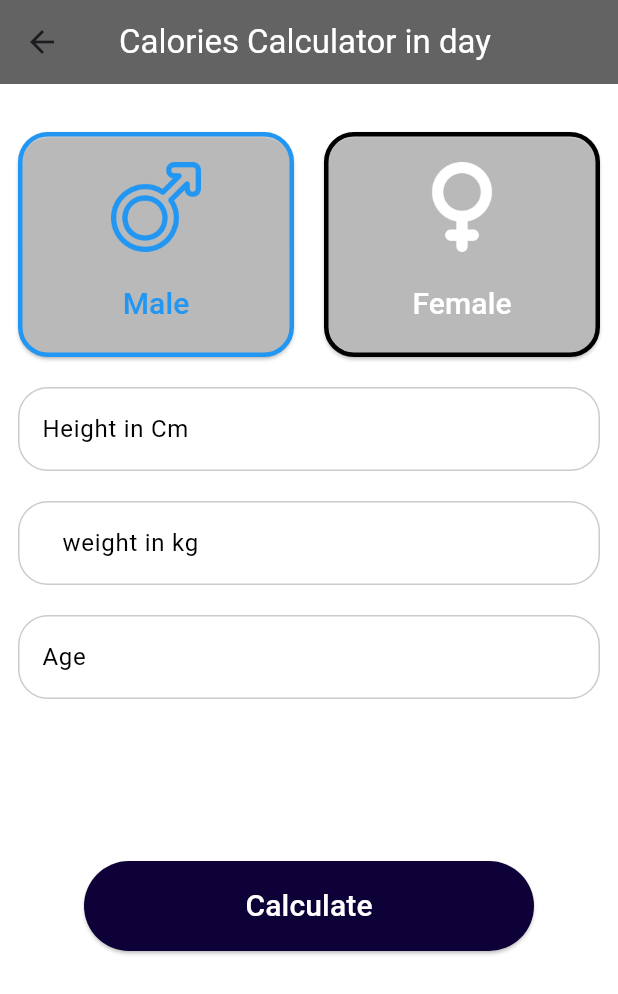
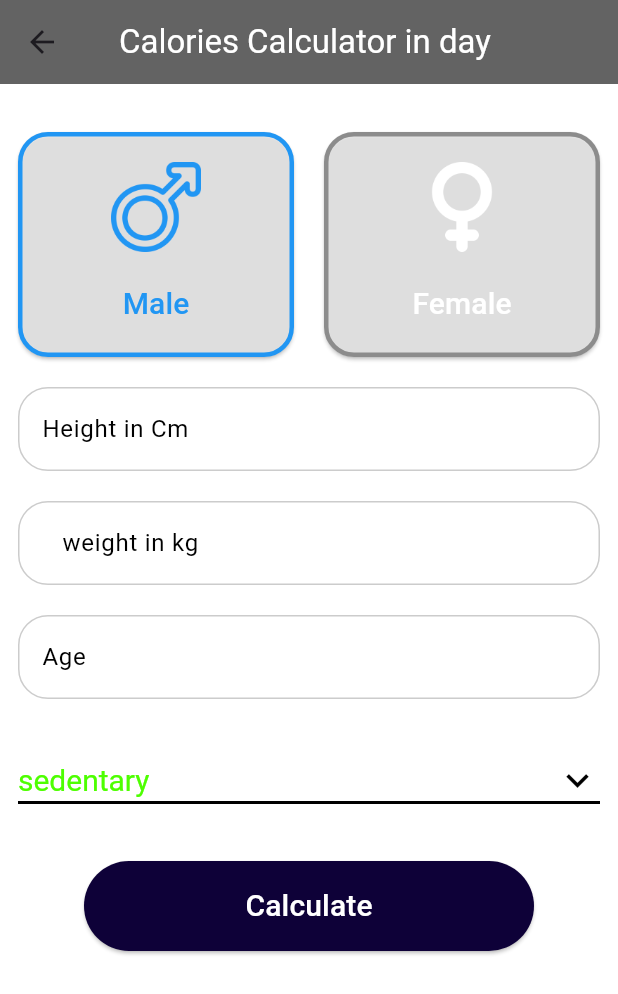
Before and after one commit to Amr-3li/Linkify-Social-Media-App, a Flutter app: the CaloriesCalculatorPage screen opened directly, on a phone screen of 412 x 824 dp. Shown: the top 994 px of the screen. Run offline on Flutter 3.47's test engine with Material 3 defaults, Android fonts, the phone set to English and light mode, and no system bars; our stand-ins replace animated_splash_screen, bloc, cached_network_image, cloud_firestore, device_preview, dio and 5 more; accounts and stored records are empty.

Commit message:
edit in calculators pages

```diff
--- a/lib/Features/calculators/presentation/model_view/calories_calculator_page.dart
+++ b/lib/Features/calculators/presentation/view/calories_calculator_page.dart
@@ -127,7 +127,7 @@ class _CaloriesCalculatorPageState extends State<CaloriesCalculatorPage> {
 
   DropdownButton<double> activityStat() {
     return DropdownButton(
-      iconEnabledColor: Colors.white,
+      iconEnabledColor: const Color.fromARGB(255, 0, 0, 0),
       value: dropDownValue,
       onChanged: (value) {
         dropDownValue = value as double;
@@ -136,44 +136,53 @@ class _CaloriesCalculatorPageState extends State<CaloriesCalculatorPage> {
       borderRadius: BorderRadius.circular(20),
       dropdownColor: const Color.fromARGB(255, 69, 68, 68),
       isExpanded: true,
-      underline: const SizedBox(),
+      underline: Container(
+        height: 2,
+        color: const Color.fromARGB(255, 0, 0, 0),
+      ),
       iconSize: 30,
       icon: const Icon(Icons.keyboard_arrow_down),
-      style: const TextStyle(color: Colors.white),
+      style: const TextStyle(color: Color.fromARGB(255, 0, 0, 0)),
+      alignment: AlignmentDirectional.center,
       items: const [
         DropdownMenuItem(
           value: 1.25,
           child: Text(
             "sedentary",
-            style: TextStyle(color: Colors.white, fontSize: 20),
+            style:
+                TextStyle(color: Color.fromARGB(255, 77, 255, 0), fontSize: 20),
           ),
         ),
         DropdownMenuItem(
           value: 1.375,
           child: Text(
             "light",
-            style: TextStyle(color: Colors.white, fontSize: 20),
+            style: TextStyle(
+                color: Color.fromARGB(255, 242, 255, 0), fontSize: 20),
           ),
         ),
         DropdownMenuItem(
           value: 1.550,
           child: Text(
             "medium",
-            style: TextStyle(color: Colors.white, fontSize: 20),
+            style: TextStyle(
+                color: Color.fromARGB(255, 255, 200, 0), fontSize: 20),
           ),
         ),
         DropdownMenuItem(
           value: 1.725,
           child: Text(
             "heavy",
-            style: TextStyle(color: Colors.white, fontSize: 20),
+            style: TextStyle(
+                color: Color.fromARGB(255, 255, 149, 0), fontSize: 20),
           ),
         ),
         DropdownMenuItem(
           value: 1.9,
           child: Text(
             "very heavy",
-            style: TextStyle(color: Colors.white, fontSize: 20),
+            style:
+                TextStyle(color: Color.fromARGB(255, 255, 0, 0), fontSize: 20),
           ),
         ),
       ],
@@ -237,14 +246,14 @@ class _CaloriesCalculatorPageState extends State<CaloriesCalculatorPage> {
             chagngeIndex(index);
           },
           style: ElevatedButton.styleFrom(
-            backgroundColor: Colors.transparent,
+            backgroundColor: const Color.fromARGB(180, 237, 237, 237),
             shape: RoundedRectangleBorder(
                 borderRadius: BorderRadius.circular(20.0),
                 side: BorderSide(
                     width: 3,
                     color: currentIndex == index
                         ? color
-                        : const Color.fromARGB(255, 0, 0, 0))),
+                        : const Color.fromARGB(255, 140, 140, 140))),
           ),
           child: buttonContent(index, value, color),
         ),
--- a/lib/Features/calculators/presentation/view/widgets/calculator_page_body.dart
+++ b/lib/Features/calculators/presentation/view/widgets/calculator_page_body.dart
@@ -1,7 +1,7 @@
 import 'package:flutter/material.dart';
 import 'package:true_gym/Features/calculators/data/model/calculator_model.dart';
-import 'package:true_gym/Features/calculators/presentation/model_view/calories_calculator_page.dart';
-import 'package:true_gym/Features/calculators/presentation/model_view/water_calculator.dart';
+import 'package:true_gym/Features/calculators/presentation/view/calories_calculator_page.dart';
+import 'package:true_gym/Features/calculators/presentation/view/water_calculator.dart';
 import 'package:true_gym/Features/calculators/presentation/view/widgets/calculator_component.dart';
 
 class CalculatorsPageBody extends StatelessWidget {
@@ -9,7 +9,6 @@ class CalculatorsPageBody extends StatelessWidget {
 
   @override
   Widget build(BuildContext context) {
-
     List<CalculatorModel> calculatorList = [
       CalculatorModel(
           title: "Calories Calculator",
```
Also changed, not shown: lib/Features/calculators/presentation/view/exersiese_calculator.dart (renamed from lib/Features/calculators/presentation/model_view/exersiese_calculator.dart), lib/Features/calculators/presentation/view/water_calculator.dart (renamed from lib/Features/calculators/presentation/model_view/water_calculator.dart). Lines whose indentation alone changed are shown as unchanged.
